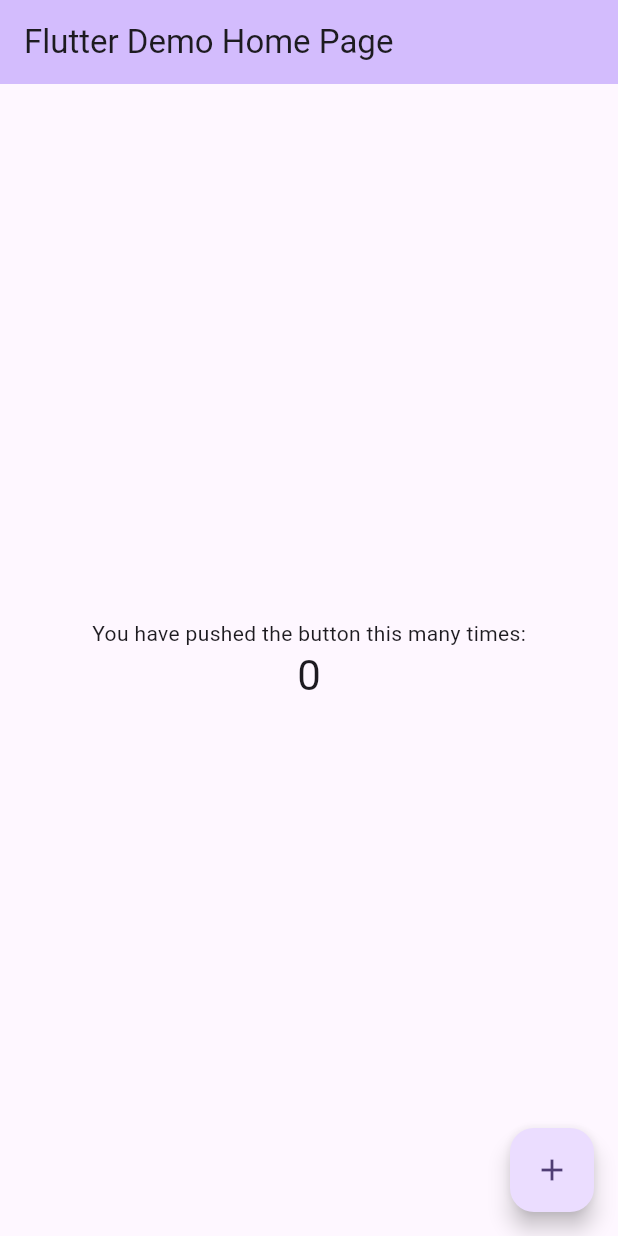
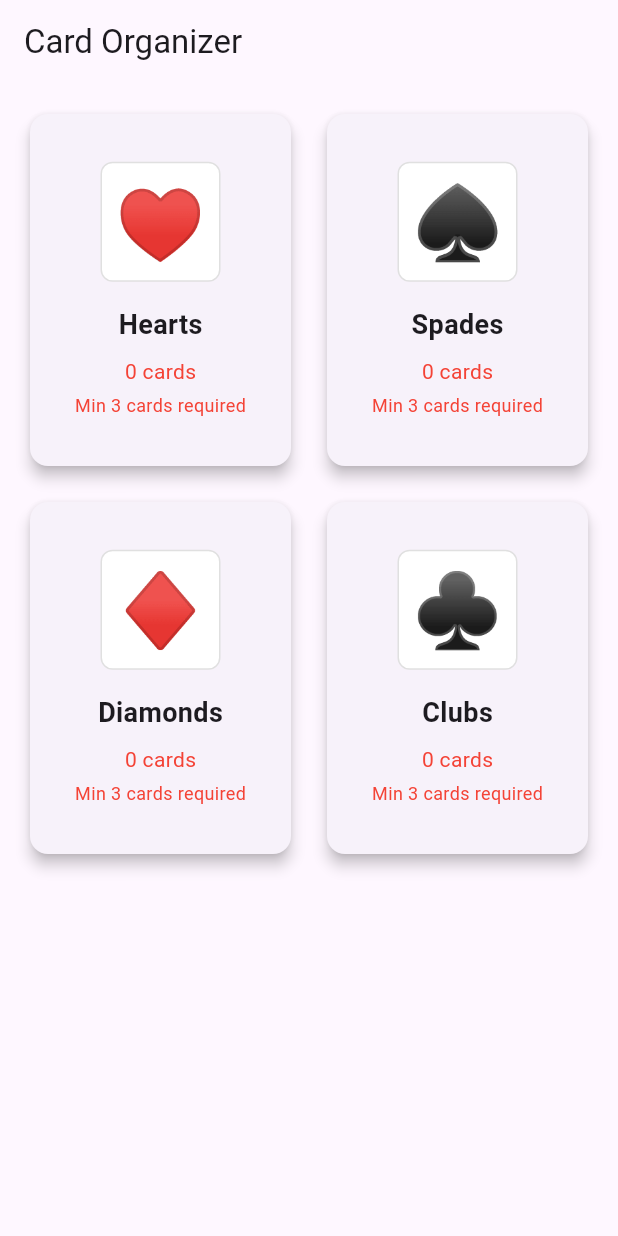
Before and after one commit to JustinMoon-exe/csc4360CA9CardOrganizer, a Flutter app: the screen it shows after launch, on a phone screen of 412 x 824 dp. Run offline on Flutter 3.47's test engine with Material 3 defaults, Android fonts, the phone set to English and light mode, and no system bars; our stand-ins replace sqflite; accounts and stored records are empty.

Commit message:
working code

```diff
--- a/lib/main.dart
+++ b/lib/main.dart
@@ -1,125 +1,23 @@
 import 'package:flutter/material.dart';
+import 'screens/folders_screen.dart';
 
-void main() {
-  runApp(const MyApp());
+void main() async {
+  WidgetsFlutterBinding.ensureInitialized();
+  runApp(const CardOrganizerApp());
 }
 
-class MyApp extends StatelessWidget {
-  const MyApp({super.key});
+class CardOrganizerApp extends StatelessWidget {
+  const CardOrganizerApp({Key? key}) : super(key: key);
 
-  // This widget is the root of your application.
   @override
   Widget build(BuildContext context) {
     return MaterialApp(
-      title: 'Flutter Demo',
+      title: 'Card Organizer',
       theme: ThemeData(
-        // This is the theme of your application.
-        //
-        // TRY THIS: Try running your application with "flutter run". You'll see
-        // the application has a purple toolbar. Then, without quitting the app,
-        // try changing the seedColor in the colorScheme below to Colors.green
-        // and then invoke "hot reload" (save your changes or press the "hot
-        // reload" button in a Flutter-supported IDE, or press "r" if you used
-        // the command line to start the app).
-        //
-        // Notice that the counter didn't reset back to zero; the application
-        // state is not lost during the reload. To reset the state, use hot
-        // restart instead.
-        //
-        // This works for code too, not just values: Most code changes can be
-        // tested with just a hot reload.
-        colorScheme: ColorScheme.fromSeed(seedColor: Colors.deepPurple),
-        useMaterial3: true,
+        primarySwatch: Colors.blue,
+        visualDensity: VisualDensity.adaptivePlatformDensity,
       ),
-      home: const MyHomePage(title: 'Flutter Demo Home Page'),
+      home: const FoldersScreen(),
     );
   }
 }
-
-class MyHomePage extends StatefulWidget {
-  const MyHomePage({super.key, required this.title});
-
-  // This widget is the home page of your application. It is stateful, meaning
-  // that it has a State object (defined below) that contains fields that affect
-  // how it looks.
-
-  // This class is the configuration for the state. It holds the values (in this
-  // case the title) provided by the parent (in this case the App widget) and
-  // used by the build method of the State. Fields in a Widget subclass are
-  // always marked "final".
-
-  final String title;
-
-  @override
-  State<MyHomePage> createState() => _MyHomePageState();
-}
-
-class _MyHomePageState extends State<MyHomePage> {
-  int _counter = 0;
-
-  void _incrementCounter() {
-    setState(() {
-      // This call to setState tells the Flutter framework that something has
-      // changed in this State, which causes it to rerun the build method below
-      // so that the display can reflect the updated values. If we changed
-      // _counter without calling setState(), then the build method would not be
-      // called again, and so nothing would appear to happen.
-      _counter++;
-    });
-  }
-
-  @override
-  Widget build(BuildContext context) {
-    // This method is rerun every time setState is called, for instance as done
-    // by the _incrementCounter method above.
-    //
-    // The Flutter framework has been optimized to make rerunning build methods
-    // fast, so that you can just rebuild anything that needs updating rather
-    // than having to individually change instances of widgets.
-    return Scaffold(
-      appBar: AppBar(
-        // TRY THIS: Try changing the color here to a specific color (to
-        // Colors.amber, perhaps?) and trigger a hot reload to see the AppBar
-        // change color while the other colors stay the same.
-        backgroundColor: Theme.of(context).colorScheme.inversePrimary,
-        // Here we take the value from the MyHomePage object that was created by
-        // the App.build method, and use it to set our appbar title.
-        title: Text(widget.title),
-      ),
-      body: Center(
-        // Center is a layout widget. It takes a single child and positions it
-        // in the middle of the parent.
-        child: Column(
-          // Column is also a layout widget. It takes a list of children and
-          // arranges them vertically. By default, it sizes itself to fit its
-          // children horizontally, and tries to be as tall as its parent.
-          //
-          // Column has various properties to control how it sizes itself and
-          // how it positions its children. Here we use mainAxisAlignment to
-          // center the children vertically; the main axis here is the vertical
-          // axis because Columns are vertical (the cross axis would be
-          // horizontal).
-          //
-          // TRY THIS: Invoke "debug painting" (choose the "Toggle Debug Paint"
-          // action in the IDE, or press "p" in the console), to see the
-          // wireframe for each widget.
-          mainAxisAlignment: MainAxisAlignment.center,
-          children: <Widget>[
-            const Text(
-              'You have pushed the button this many times:',
-            ),
-            Text(
-              '$_counter',
-              style: Theme.of(context).textTheme.headlineMedium,
-            ),
-          ],
-        ),
-      ),
-      floatingActionButton: FloatingActionButton(
-        onPressed: _incrementCounter,
-        tooltip: 'Increment',
-        child: const Icon(Icons.add),
-      ), // This trailing comma makes auto-formatting nicer for build methods.
-    );
-  }
-}
--- /dev/null
+++ b/lib/screens/folders_screen.dart
@@ -0,0 +1,152 @@
+import 'package:flutter/material.dart';
+import '../database_helper.dart';
+import 'cards_screen.dart';
+
+class FoldersScreen extends StatefulWidget {
+  const FoldersScreen({Key? key}) : super(key: key);
+
+  @override
+  _FoldersScreenState createState() => _FoldersScreenState();
+}
+
+class _FoldersScreenState extends State<FoldersScreen> {
+  final dbHelper = DatabaseHelper.instance;
+  List<Map<String, dynamic>> folders = [];
+  Map<int, int> cardCounts = {};
+  Map<int, Map<String, dynamic>?> firstCards = {};
+
+  @override
+  void initState() {
+    super.initState();
+    _loadFolders();
+  }
+
+  Future<void> _loadFolders() async {
+    final foldersList = await dbHelper.getFolders();
+    final counts = <int, int>{};
+    final cards = <int, Map<String, dynamic>?>{};
+
+    for (var folder in foldersList) {
+      final id = folder['id'] as int;
+      counts[id] = await dbHelper.getCardCount(id);
+      cards[id] = await dbHelper.getFirstCardInFolder(id);
+    }
+
+    setState(() {
+      folders = foldersList;
+      cardCounts = counts;
+      firstCards = cards;
+    });
+  }
+
+  String _getSuitIcon(String suitName) {
+    switch (suitName.toLowerCase()) {
+      case 'hearts':
+        return '♥';
+      case 'spades':
+        return '♠';
+      case 'diamonds':
+        return '♦';
+      case 'clubs':
+        return '♣';
+      default:
+        return '?';
+    }
+  }
+
+  @override
+  Widget build(BuildContext context) {
+    return Scaffold(
+      appBar: AppBar(
+        title: const Text('Card Organizer'),
+      ),
+      body: GridView.builder(
+        padding: const EdgeInsets.all(16),
+        gridDelegate: const SliverGridDelegateWithFixedCrossAxisCount(
+          crossAxisCount: 2,
+          crossAxisSpacing: 16,
+          mainAxisSpacing: 16,
+          childAspectRatio: 0.75,
+        ),
+        itemCount: folders.length,
+        itemBuilder: (context, index) {
+          final folder = folders[index];
+          final folderId = folder['id'] as int;
+          final cardCount = cardCounts[folderId] ?? 0;
+          final firstCard = firstCards[folderId];
+
+          return Card(
+            elevation: 4,
+            child: InkWell(
+              onTap: () {
+                Navigator.push(
+                  context,
+                  MaterialPageRoute(
+                    builder: (context) => CardsScreen(
+                      folderId: folderId,
+                      folderName: folder['name'],
+                    ),
+                  ),
+                ).then((_) => _loadFolders());
+              },
+              child: Column(
+                mainAxisAlignment: MainAxisAlignment.center,
+                children: [
+                  Container(
+                    width: 80,
+                    height: 80,
+                    decoration: BoxDecoration(
+                      color: Colors.white,
+                      borderRadius: BorderRadius.circular(8),
+                      border: Border.all(
+                        color: Colors.grey.shade300,
+                        width: 1,
+                      ),
+                    ),
+                    child: Center(
+                      child: Text(
+                        _getSuitIcon(folder['name']),
+                        style: TextStyle(
+                          fontSize: 48,
+                          color: folder['name'].toLowerCase().contains(RegExp(r'hearts|diamonds'))
+                              ? Colors.red
+                              : Colors.black,
+                        ),
+                      ),
+                    ),
+                  ),
+                  const SizedBox(height: 16),
+                  Text(
+                    folder['name'],
+                    style: const TextStyle(
+                      fontSize: 18,
+                      fontWeight: FontWeight.bold,
+                    ),
+                  ),
+                  const SizedBox(height: 8),
+                  Text(
+                    '$cardCount cards',
+                    style: TextStyle(
+                      color: cardCount < 3 ? Colors.red : Colors.grey[600],
+                    ),
+                  ),
+                  if (cardCount < 3)
+                    const Padding(
+                      padding: EdgeInsets.only(top: 4),
+                      child: Text(
+                        'Min 3 cards required',
+                        style: TextStyle(
+                          color: Colors.red,
+                          fontSize: 12,
+                        ),
+                      ),
+                    ),
+                ],
+              ),
+            ),
+          );
+        },
+      ),
+    );
+  }
+}
--- a/pubspec.yaml
+++ b/pubspec.yaml
@@ -30,6 +30,8 @@ environment:
 dependencies:
   flutter:
     sdk: flutter
+  sqflite: ^2.3.0
+  path: ^1.8.3
 
 
   # The following adds the Cupertino Icons font to your application.
```
Also changed, not shown: lib/database_helper.dart (added, +187 -0 lines), lib/screens/cards_screen.dart (added, +122 -0 lines), pubspec.lock, 2 other files.
